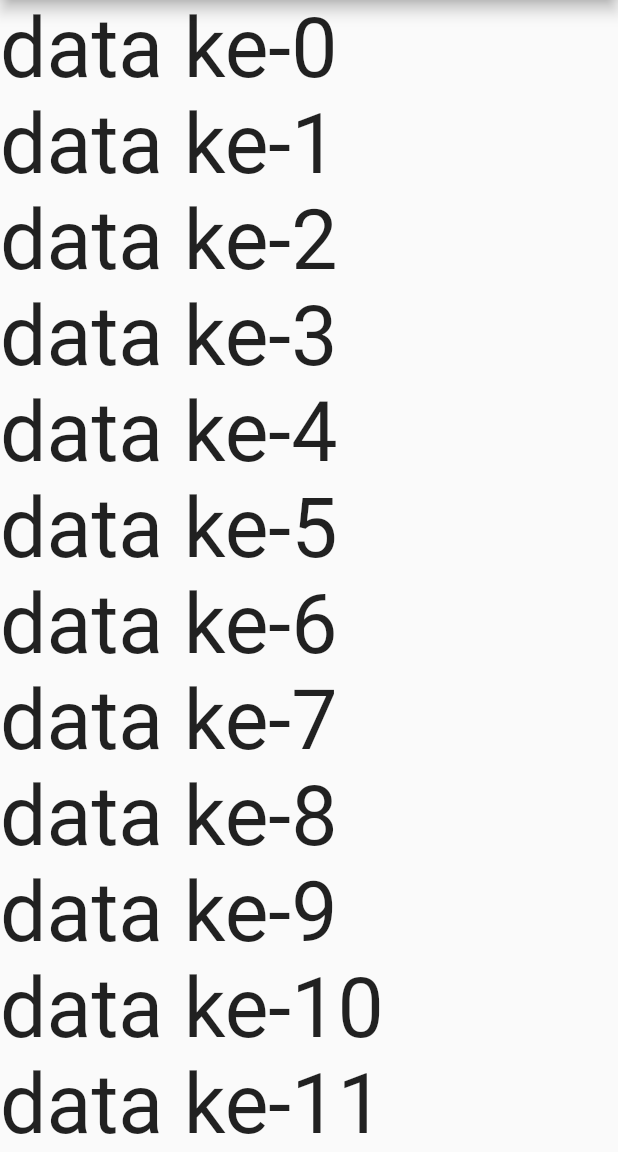
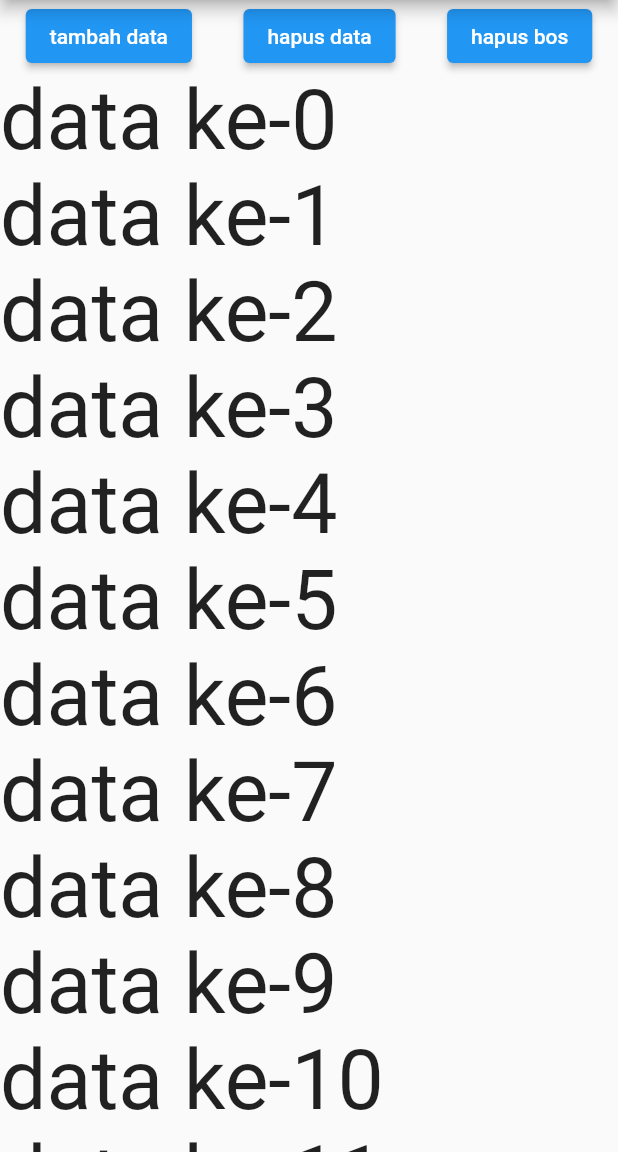
Before and after one commit to Ayahviramempesonah/listview, a Flutter app: the screen it shows after launch, on a phone screen of 412 x 824 dp, the part 84-1236 px from its top. Run offline on Flutter 3.47's test engine with Material 2 defaults, Android fonts, the phone set to English and light mode, and no system bars.

Commit message:
revisi dan penambahan fungsi hapus data

```diff
--- a/lib/main.dart
+++ b/lib/main.dart
@@ -2,7 +2,7 @@ import 'package:flutter/material.dart';
 import 'package:flutter/widgets.dart';
 
 void main() {
-  runApp(  const MyApp());
+  runApp(const MyApp());
 }
 
 class MyApp extends StatefulWidget {
@@ -10,18 +10,18 @@ class MyApp extends StatefulWidget {
 
   @override
   State<MyApp> createState() => _MyAppState();
-
 }
 
 class _MyAppState extends State<MyApp> {
-  List<Widget>widgets=[];
-
-
+  List<Widget> widgets = [];
+  int counter = 1;
   _MyAppState() {
     for (int i = 0; i < 15; i++)
-      widgets.add(Text('data ke-' + i.toString(),style: TextStyle(fontSize: 55),));
+      widgets.add(Text(
+        'data ke-' + i.toString(),
+        style: TextStyle(fontSize: 55),
+      ));
   }
-
 
   @override
   Widget build(BuildContext context) {
@@ -29,7 +29,41 @@ class _MyAppState extends State<MyApp> {
       home: Scaffold(
         appBar: AppBar(
           title: Text('my listview flutter'),
-        ),body: ListView(children:widgets,),
+        ),
+        body: ListView(children: [
+          Row(
+            mainAxisAlignment: MainAxisAlignment.spaceAround,
+            children: [
+              ElevatedButton(
+                  onPressed: () {
+                    setState(() {
+                      widgets.add(Text(
+                        'data ke- ' + counter.toString(),
+                        style: TextStyle(fontSize: 17),
+                      ));
+                      counter++;
+                    });
+                  },
+                  child: Text('tambah data')),
+              ElevatedButton(
+                  onPressed: () {
+                    setState(() {});
+                  },
+                  child: Text('hapus data')),
+              ElevatedButton(onPressed: (){
+                setState(() {
+                  widgets.removeLast();
+                  counter--;
+                });
+              }
+                  , child: Text('hapus bos'))
+            ],
+          ),
+          Column(
+            crossAxisAlignment: CrossAxisAlignment.start,
+            children: widgets,
+          )
+        ]),
       ),
     );
   }
```
